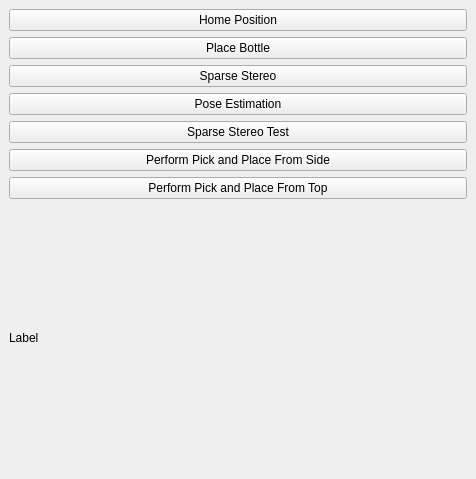
First picture: the form in RoviSamplePlugin/src/SamplePlugin.ui, repository martinjakobsgaard/RoVi1, before the edit.
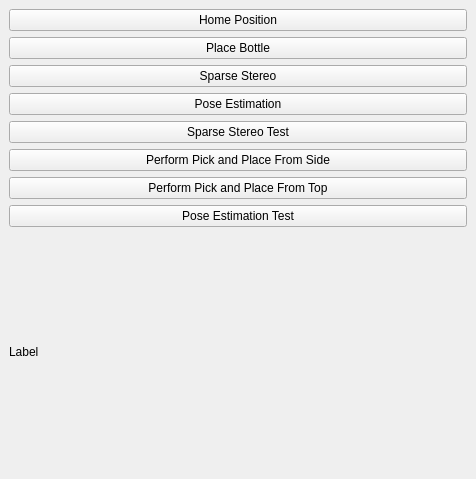
Second picture: the form after the edit.

Commit message: Test without noise for pose

Diff of the .ui file:
```diff
--- a/RoviSamplePlugin/src/SamplePlugin.ui
+++ b/RoviSamplePlugin/src/SamplePlugin.ui
@@ -66,6 +66,13 @@
         </property>
        </widget>
       </item>
+      <item>
+       <widget class="QPushButton" name="_btn_pose_test">
+        <property name="text">
+         <string>Pose Estimation Test</string>
+        </property>
+       </widget>
+      </item>
       <item>
        <widget class="QLabel" name="_label">
         <property name="text">
```
The commit also changes 2 other files.
